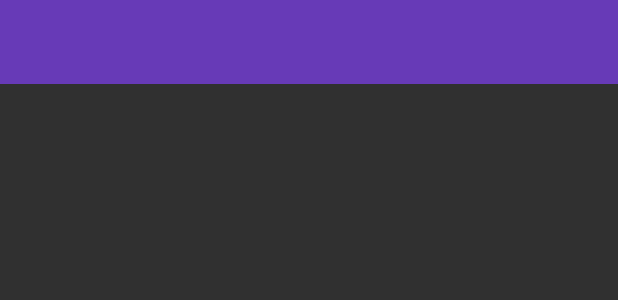
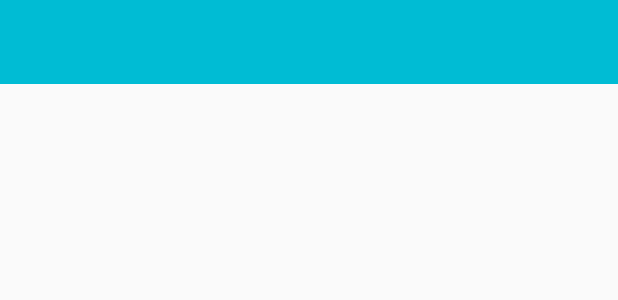
Before and after one commit to SvitlanaAmbros/TheWeather, an Android app: the layout activity_main.xml on its own in the app's theme, with its tools: preview values and no code run, on a phone screen of 412 x 824 dp. Shown: the top 300 px of the screen. Run offline under Robolectric (Android 15) with nearby library versions, the phone set to English and light mode, and no system bars.

Commit message:
created new menu

```diff
--- a/app/src/main/res/layout/activity_main.xml
+++ b/app/src/main/res/layout/activity_main.xml
@@ -29,25 +29,15 @@
             android:layout_width="match_parent"
             android:layout_height="match_parent" />
 
-        <!--<android.support.v7.widget.RecyclerView-->
-            <!--android:id="@+id/RecyclerView"-->
-            <!--android:layout_width="match_parent"-->
-            <!--android:layout_height="match_parent"-->
-            <!--android:background="#7000"-->
-            <!--android:layout_gravity="left"-->
-            <!--android:scrollbars="vertical">-->
-
-        <android.support.design.widget.NavigationView
-            android:id="@+id/navigation_view"
-            android:layout_width="wrap_content"
+        <ListView
+            android:id="@+id/left_drawer"
+            android:layout_width="240dp"
             android:layout_height="match_parent"
             android:layout_gravity="start"
-            android:fitsSystemWindows="true"
-            app:headerLayout="@layout/header_for_navigation_drawer"
-            app:itemTextAppearance="@style/NavDrawerItemStyle"
-            app:menu="@layout/menu_for_navigation_drawer"/>
-        <!--</android.support.v7.widget.RecyclerView>-->
-
+            android:choiceMode="singleChoice"
+            android:background="@color/colorPrimaryLight"
+            android:divider="@android:color/darker_gray"
+            android:dividerHeight="1dp" />
     </android.support.v4.widget.DrawerLayout>
 
 </LinearLayout>
--- a/app/src/main/res/values/colors.xml
+++ b/app/src/main/res/values/colors.xml
@@ -1,9 +1,9 @@
 <?xml version="1.0" encoding="utf-8"?>
 <resources>
-    <color name="colorPrimary">#673AB7</color>
-    <color name="colorPrimaryDark">#512DA8</color>
-    <color name="colorPrimaryLight">#D1C4E9</color>
-    <color name="colorAccent">#00BCD4</color>
+    <color name="colorPrimary">#00BCD4</color>
+    <color name="colorPrimaryDark">#0097A7</color>
+    <color name="colorPrimaryLight">#B2EBF2</color>
+    <color name="colorAccent">#FFEB3B</color>
     <color name="colorPrimaryText">#212121</color>
     <color name="colorSecondaryText">#757575</color>
     <color name="colorIcons">#FFFFFF</color>
--- /dev/null
+++ b/app/src/main/res/values/dimensions.xml
@@ -0,0 +1,4 @@
+<?xml version="1.0" encoding="utf-8"?>
+<resources>
+    <dimen name="item_padding">10dp</dimen>
+</resources>
--- a/app/src/main/res/values/styles.xml
+++ b/app/src/main/res/values/styles.xml
@@ -1,7 +1,7 @@
 <resources>
 
     <!-- Base application theme. -->
-    <style name="AppTheme" parent="Theme.AppCompat.NoActionBar">
+    <style name="AppTheme" parent="Theme.AppCompat.Light.NoActionBar">
         <!-- Customize your theme here. -->
         <item name="colorPrimary">@color/colorPrimary</item>
         <item name="colorPrimaryDark">@color/colorPrimaryDark</item>
@@ -10,10 +10,9 @@
 
     <!--Style for item in navigation drawer-->
     <style name="NavDrawerItemStyle" parent="Base.TextAppearance.AppCompat">
-        <item name="android:textColor">@color/colorIcons</item>
-        <item name="android:textSize">30sp</item>
-        <item name="android:textStyle">bold</item>
-        <item name="android:layout_margin">10dp</item>
+        <item name="android:textColor">@color/colorPrimaryText</item>
+        <item name="android:textSize">26sp</item>
+        <item name="android:textStyle">bold|italic</item>
     </style>
 
 </resources>
```
Also changed, not shown: app/src/main/java/com/example/admin/theweather/Adapters/MenuAdapter.java (added, +80 -0 lines), app/src/main/java/com/example/admin/theweather/Data/Item.java (added, +31 -0 lines), app/src/main/java/com/example/admin/theweather/MainActivity.java (+17 -2 lines), app/src/main/java/com/example/admin/theweather/MenuCreator.java (added, +20 -0 lines), app/src/main/res/layout/item_menu.xml (added, +24 -0 lines).
